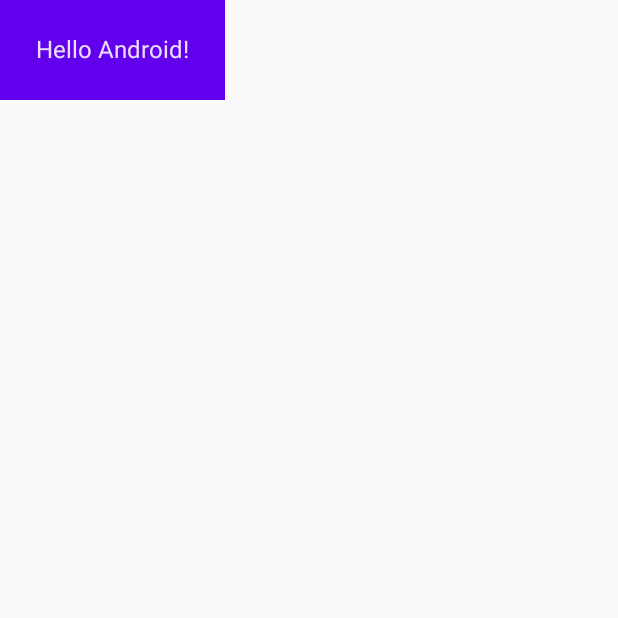
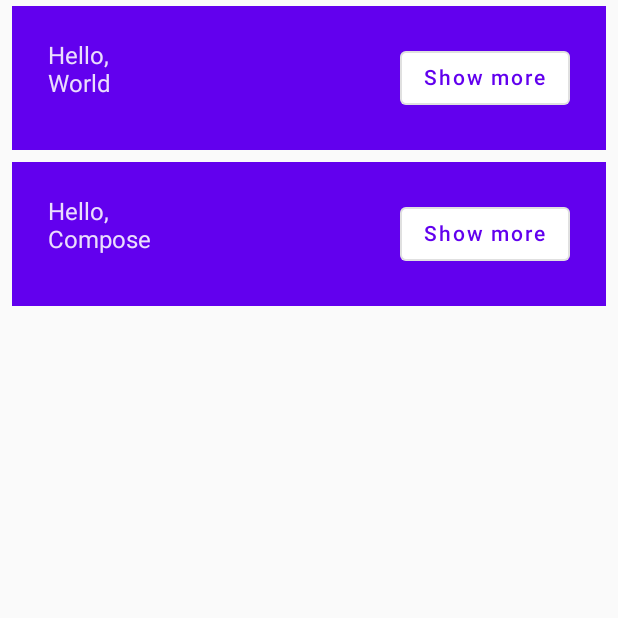
Before and after one commit to MilkBiscuit/JetpackComposeTutorial, an Android app built with Jetpack Compose: the screen it shows after launch (MainActivity), on a phone screen of 412 x 824 dp, the top half of it. Run offline under Robolectric (Android 15) with nearby library versions, the phone set to English and light mode, and no system bars.

Commit message:
Finish step 6 - Creating columns and rows

```diff
--- a/app/src/main/java/com/example/jetpackcomposetutorial/MainActivity.kt
+++ b/app/src/main/java/com/example/jetpackcomposetutorial/MainActivity.kt
@@ -3,9 +3,11 @@ package com.example.jetpackcomposetutorial
 import android.os.Bundle
 import androidx.activity.ComponentActivity
 import androidx.activity.compose.setContent
-import androidx.compose.foundation.layout.fillMaxSize
+import androidx.compose.foundation.layout.Column
+import androidx.compose.foundation.layout.Row
 import androidx.compose.foundation.layout.padding
 import androidx.compose.material.MaterialTheme
+import androidx.compose.material.OutlinedButton
 import androidx.compose.material.Surface
 import androidx.compose.material.Text
 import androidx.compose.runtime.Composable
@@ -26,23 +28,38 @@ class MainActivity : ComponentActivity() {
 }
 
 @Composable
-private fun MyApp() {
-    Surface(color = MaterialTheme.colors.background) {
-        Greeting("Android")
+private fun MyApp(names: List<String> = listOf("World", "Compose")) {
+    Column {
+        for (name in names) {
+            Greeting(name = name)
+        }
     }
 }
 
 @Composable
 fun Greeting(name: String) {
-    Surface(color = MaterialTheme.colors.primary) {
-        Text (text = "Hello $name!", modifier = Modifier.padding(24.dp))
+    Surface(
+        color = MaterialTheme.colors.primary,
+        modifier = Modifier.padding(vertical = 4.dp, horizontal = 8.dp)
+    ) {
+        Row(modifier = Modifier.padding(24.dp)) {
+            Column(modifier = Modifier.weight(1f)) {
+                Text(text = "Hello, ")
+                Text(text = name)
+            }
+            OutlinedButton(
+                onClick = { /* TODO */ }
+            ) {
+                Text("Show more")
+            }
+        }
     }
 }
 
-@Preview(showBackground = true, name = "Text Preview")
+@Preview(showBackground = true, widthDp = 320)
 @Composable
 fun DefaultPreview() {
     JetpackComposeTutorialTheme {
-        Greeting("Android")
+        MyApp()
     }
 }
```
Also changed, not shown: 1 other file.
